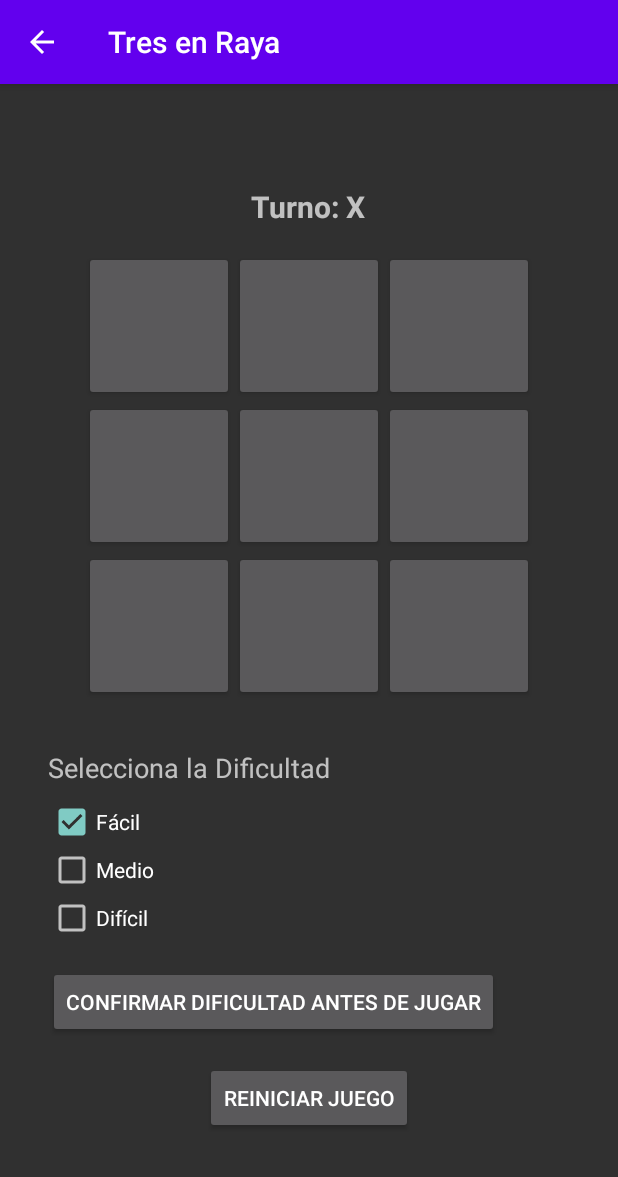
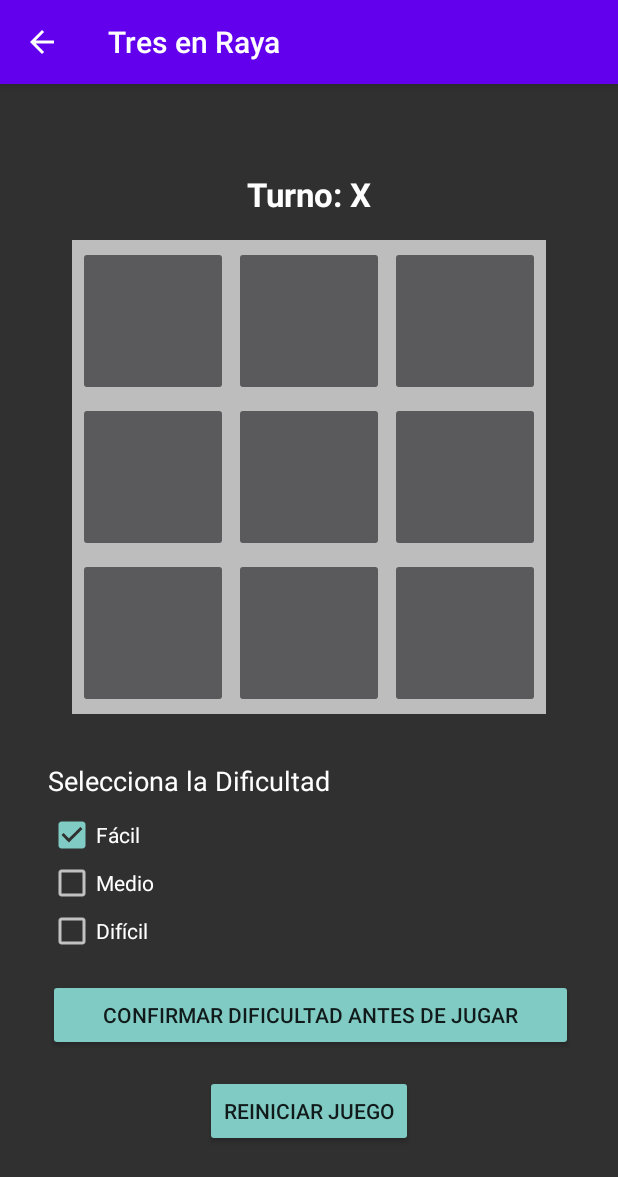
Before and after one commit to ikeer-gr/ProyectoMultiAppAndroid, an Android app: the juego3raya screen opened directly, with no data from a screen before it, on a phone screen of 412 x 824 dp. Shown: the top 1177 px of the screen. Run offline under Robolectric (Android 15) with nearby library versions, the phone set to English and light mode, and no system bars.

Commit message:
Todo terminado solo falta ponerlo bonito

```diff
--- a/app/src/main/AndroidManifest.xml
+++ b/app/src/main/AndroidManifest.xml
@@ -12,6 +12,9 @@
         android:supportsRtl="true"
         android:theme="@style/Theme.IkerGomezRubio"
         tools:targetApi="31">
+        <activity
+            android:name=".menuJuegos"
+            android:exported="false" />
         <activity
             android:name=".juego3raya"
             android:exported="false" />
--- a/app/src/main/java/com/example/ikergomezrubio/MainActivity.java
+++ b/app/src/main/java/com/example/ikergomezrubio/MainActivity.java
@@ -16,7 +16,7 @@ import androidx.appcompat.app.AppCompatActivity;
 public class MainActivity extends AppCompatActivity {
 
     private int contador = 0; // Valor inicial por defecto
-    private static final String CONTADOR_KEY = "contador_key"; // Clave para guardar estado en Bundle
+    private static final String valorConta = "valorConta"; // Clave para guardar estado en Bundle
 
     @Override
     protected void onCreate(Bundle savedInstanceState) {
@@ -28,7 +28,7 @@ public class MainActivity extends AppCompatActivity {
 
         // Restaurar desde el Intent si se proporciona un valor
         if (savedInstanceState != null) {
-            contador = savedInstanceState.getInt(CONTADOR_KEY, 0); // Recuperar estado tras cambio de orientación
+            contador = savedInstanceState.getInt(valorConta, 0); // Recuperar estado tras cambio de orientación
         } else {
             int valorDesdeIntent = getIntent().getIntExtra("valor", 0);
             if (valorDesdeIntent != 0) {
@@ -45,7 +45,7 @@ public class MainActivity extends AppCompatActivity {
     @Override
     protected void onSaveInstanceState(Bundle outState) {
         super.onSaveInstanceState(outState);
-        outState.putInt(CONTADOR_KEY, contador); // Guardar el valor actual del contador
+        outState.putInt(valorConta, contador); // Guardar el valor actual del contador
     }
 
     private class EventoTeclado implements TextView.OnEditorActionListener {
--- a/app/src/main/java/com/example/ikergomezrubio/principal.java
+++ b/app/src/main/java/com/example/ikergomezrubio/principal.java
@@ -37,8 +37,8 @@ public class principal extends AppCompatActivity {
         startActivity(i);
     }
 
-    public void ejecutar3raya(View v) {
-        Intent i = new Intent(this, menu3raya.class);
+    public void ejecutarMjuegos(View v) {
+        Intent i = new Intent(this, menuJuegos.class);
         startActivity(i);
     }
 
--- a/app/src/main/res/layout/activity_juego3raya.xml
+++ b/app/src/main/res/layout/activity_juego3raya.xml
@@ -2,6 +2,7 @@
 <LinearLayout xmlns:android="http://schemas.android.com/apk/res/android"
     android:layout_width="match_parent"
     android:layout_height="match_parent"
+    android:background="?android:attr/colorBackground"
     android:gravity="center"
     android:orientation="vertical"
     android:padding="16dp">
@@ -12,57 +13,114 @@
         android:layout_height="wrap_content"
         android:layout_marginBottom="16dp"
         android:text="@string/tvTurno"
-        android:textSize="20sp"
+        android:textColor="?android:attr/textColorPrimary"
+        android:textSize="22sp"
         android:textStyle="bold" />
 
     <GridLayout
         android:id="@+id/gridTablero"
-        android:layout_width="299dp"
+        android:layout_width="wrap_content"
         android:layout_height="wrap_content"
         android:layout_marginBottom="16dp"
+        android:background="#BDBDBD"
         android:columnCount="3"
-        android:rowCount="3">
+        android:padding="2dp"
+        android:rowCount="3"> <!-- Fondo gris para bordes del tablero -->
 
-        <!-- 9 botones para las celdas del tablero -->
+        <!-- Botones del tablero con colores personalizados -->
         <Button
             android:layout_width="100dp"
-            android:layout_height="100dp" />
+            android:layout_height="100dp"
+            android:layout_margin="2dp"
+            android:stateListAnimator="@null"
+            android:textColor="#7FCAC3"
+            android:textColorLink="#7FCAC3"
+            android:textSize="20sp"
+            android:textStyle="bold" />
 
         <Button
             android:layout_width="100dp"
-            android:layout_height="100dp" />
+            android:layout_height="100dp"
+            android:layout_margin="2dp"
+            android:stateListAnimator="@null"
+            android:textColor="#7FCAC3"
+            android:textColorLink="#7FCAC3"
+            android:textSize="20sp"
+            android:textStyle="bold" />
 
         <Button
             android:layout_width="100dp"
-            android:layout_height="100dp" />
+            android:layout_height="100dp"
+            android:layout_margin="2dp"
+            android:stateListAnimator="@null"
+            android:textColor="#7FCAC3"
+            android:textColorLink="#7FCAC3"
+            android:textSize="20sp"
+            android:textStyle="bold" />
 
         <Button
             android:layout_width="100dp"
-            android:layout_height="100dp" />
+            android:layout_height="100dp"
+            android:layout_margin="2dp"
+            android:stateListAnimator="@null"
+            android:textColor="#7FCAC3"
+            android:textColorLink="#7FCAC3"
+            android:textSize="20sp"
+            android:textStyle="bold" />
 
         <Button
             android:layout_width="100dp"
-            android:layout_height="100dp" />
+            android:layout_height="100dp"
+            android:layout_margin="2dp"
+            android:shadowColor="#303030"
+            android:stateListAnimator="@null"
+            android:textColor="#7FCAC3"
+            android:textColorLink="#7FCAC3"
+            android:textSize="20sp"
+            android:textStyle="bold" />
 
         <Button
             android:layout_width="100dp"
-            android:layout_height="100dp" />
+            android:layout_height="100dp"
+            android:layout_margin="2dp"
+            android:stateListAnimator="@null"
+            android:textColor="#7FCAC3"
+            android:textColorLink="#7FCAC3"
+            android:textSize="20sp"
+            android:textStyle="bold" />
 
         <Button
             android:layout_width="100dp"
-            android:layout_height="100dp" />
+            android:layout_height="100dp"
+            android:layout_margin="2dp"
+            android:stateListAnimator="@null"
+            android:textColor="#7FCAC3"
+            android:textColorLink="#7FCAC3"
+            android:textSize="20sp"
+            android:textStyle="bold" />
 
         <Button
             android:layout_width="100dp"
-            android:layout_height="100dp" />
+            android:layout_height="100dp"
+            android:layout_margin="2dp"
+            android:stateListAnimator="@null"
+            android:textColor="#7FCAC3"
+            android:textColorLink="#7FCAC3"
+            android:textSize="20sp"
+            android:textStyle="bold" />
 
         <Button
             android:layout_width="100dp"
-            android:layout_height="100dp" />
+            android:layout_height="100dp"
+            android:layout_margin="2dp"
+            android:stateListAnimator="@null"
+            android:textColor="#7FCAC3"
+            android:textColorLink="#7FCAC3"
+            android:textSize="20sp"
+            android:textStyle="bold" />
 
     </GridLayout>
 
-    <!-- Contenedor para la selección de dificultad -->
     <LinearLayout
         android:id="@+id/layoutDificultad"
         android:layout_width="match_parent"
@@ -76,6 +134,7 @@
             android:layout_height="wrap_content"
             android:layout_marginBottom="8dp"
             android:text="@string/layoutDificultad"
+            android:textColor="?android:attr/textColorPrimary"
             android:textSize="18sp" />
 
         <CheckBox
@@ -98,10 +157,12 @@
 
         <Button
             android:id="@+id/btnConfirmarDificultad"
-            android:layout_width="wrap_content"
+            android:layout_width="350dp"
             android:layout_height="wrap_content"
             android:layout_marginTop="16dp"
-            android:text="@string/btnConfirmarDificultad" />
+            android:backgroundTint="?android:attr/colorAccent"
+            android:text="@string/btnConfirmarDificultad"
+            android:textColor="?android:attr/textColorPrimaryInverse" />
 
     </LinearLayout>
 
@@ -111,6 +172,7 @@
         android:layout_height="wrap_content"
         android:layout_marginBottom="16dp"
         android:text="@string/tvGanador"
+        android:textColor="?android:attr/textColorPrimary"
         android:textSize="18sp"
         android:visibility="gone" />
 
@@ -118,5 +180,7 @@
         android:id="@+id/btnReiniciar"
         android:layout_width="wrap_content"
         android:layout_height="wrap_content"
-        android:text="@string/btnReiniciar" />
+        android:backgroundTint="?android:attr/colorAccent"
+        android:text="@string/btnReiniciar"
+        android:textColor="?android:attr/textColorPrimaryInverse" />
 </LinearLayout>
```
Also changed, not shown: app/src/main/java/com/example/ikergomezrubio/menuJuegos.java (added, +40 -0 lines), app/src/main/res/layout/activity_menu_juegos.xml (added, +21 -0 lines), app/src/main/res/layout/activity_principal.xml (+30 -28 lines).
